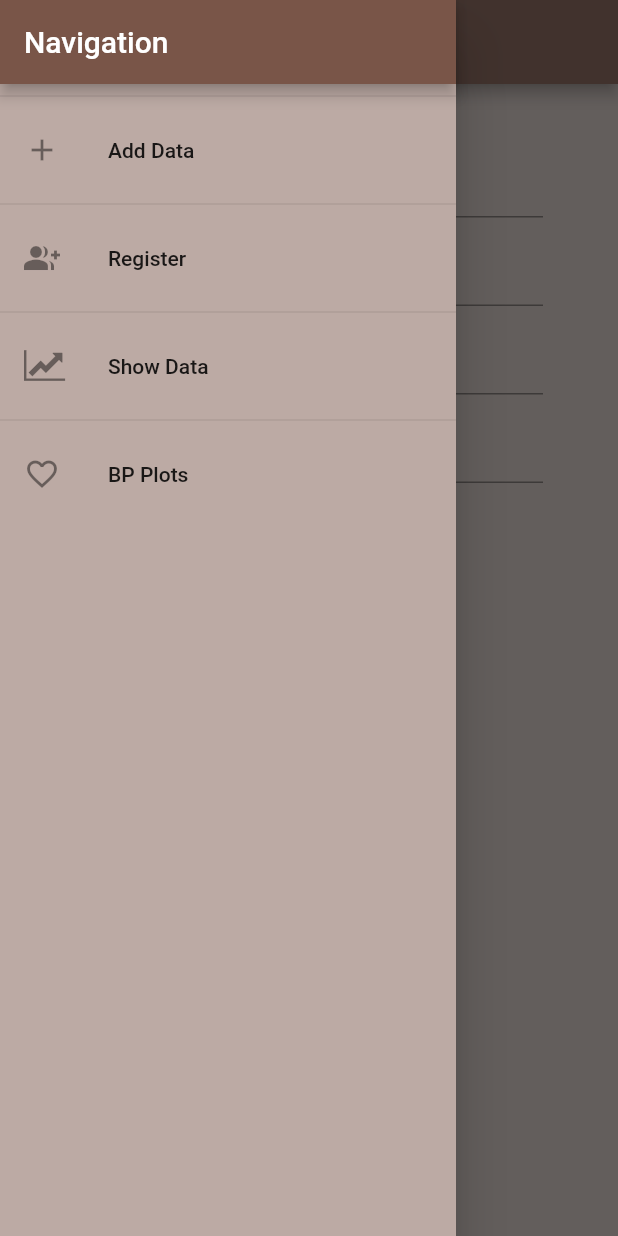
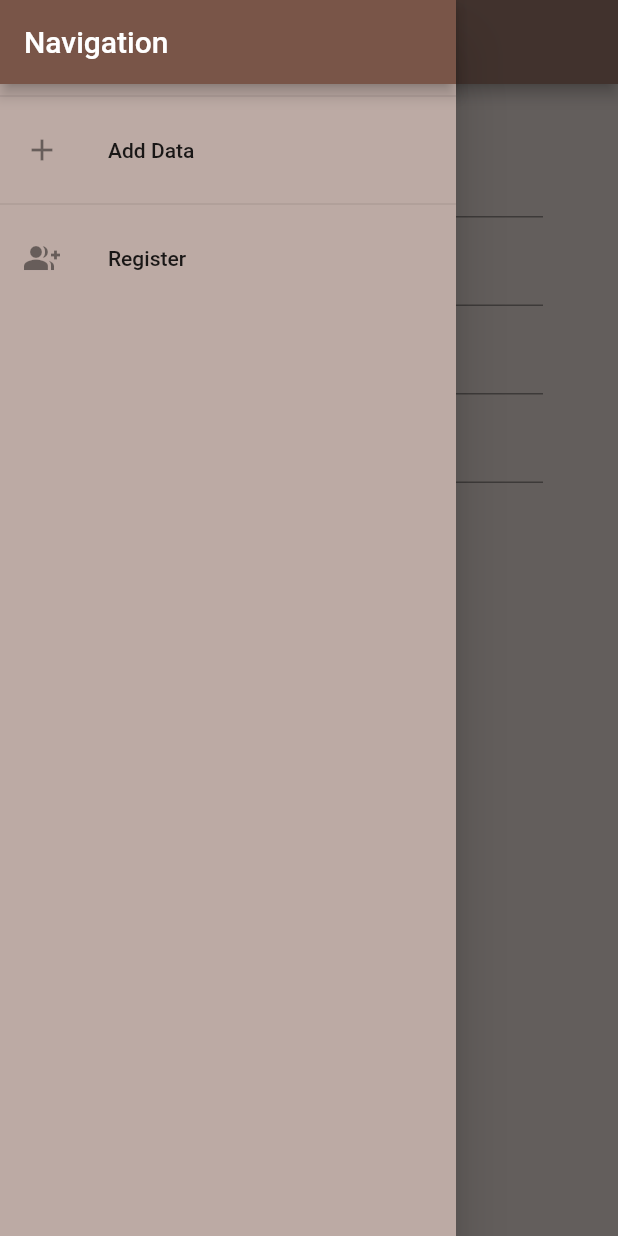
Before and after one commit to sigjak/Weight, a Flutter app: the AddEdit screen opened by its route, with the side drawer open, on a phone screen of 412 x 824 dp. Run offline on Flutter 3.47's test engine with Material 2 defaults, Android fonts, the phone set to English and light mode, and no system bars; our stand-ins replace badges, charts_flutter, fluttertoast, sqflite; accounts and stored records are empty.

Commit message:
before conn

```diff
--- a/lib/widgets/app_drawer.dart
+++ b/lib/widgets/app_drawer.dart
@@ -1,8 +1,7 @@
 import 'package:flutter/material.dart';
-import 'package:weight_2/widgets/my_icons.dart';
-import '../screens/data_list_screen.dart';
+
 import '../screens/data_add_screen.dart';
-import '../screens/syst_diast_screen.dart';
+
 import '../screens/register_screen.dart';
 
 class AppDrawer extends StatelessWidget {
@@ -31,22 +30,22 @@ class AppDrawer extends StatelessWidget {
               Navigator.of(context).pushReplacementNamed(Register.routeName);
             },
           ),
-          Divider(),
-          ListTile(
-            leading: Icon(MyIcons.chart_line),
-            title: Text('Show Data'),
-            onTap: () {
-              Navigator.of(context).pushReplacementNamed(ListScreen.routeName);
-            },
-          ),
-          Divider(),
-          ListTile(
-            leading: Icon(Icons.favorite_border),
-            title: Text('BP Plots'),
-            onTap: () {
-              Navigator.of(context).pushReplacementNamed(SystDiast.routeName);
-            },
-          ),
+          // Divider(),
+          // ListTile(
+          //   leading: Icon(MyIcons.chart_line),
+          //   title: Text('Show Data'),
+          //   onTap: () {
+          //     Navigator.of(context).pushReplacementNamed(ListScreen.routeName);
+          //   },
+          // ),
+          // Divider(),
+          // ListTile(
+          //   leading: Icon(Icons.favorite_border),
+          //   title: Text('BP Plots'),
+          //   onTap: () {
+          //     Navigator.of(context).pushReplacementNamed(SystDiast.routeName);
+          //   },
+          // ),
         ],
       ),
     );
```
